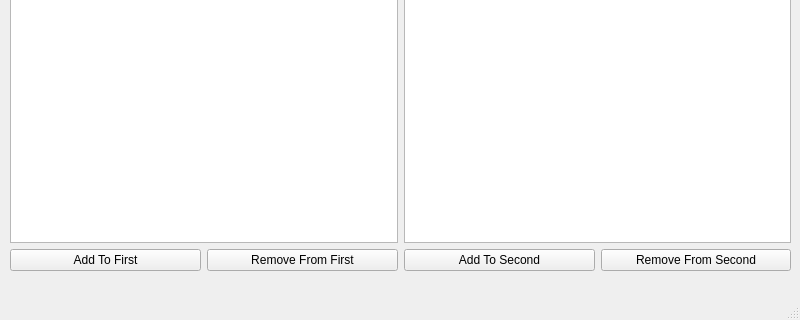
Kioma-dt/LR7_SEM2, file Queue/mainwindow.ui: the form before one commit; both pictures show x 0 to 800 and y 280 to 600 of the 800 by 600 pixel window.
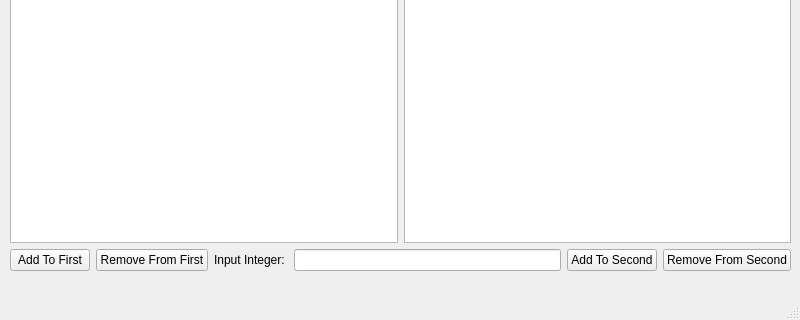
The form after the commit.

Diff of the .ui file:
```diff
--- a/Queue/mainwindow.ui
+++ b/Queue/mainwindow.ui
@@ -14,7 +14,7 @@
    <string>MainWindow</string>
   </property>
   <widget class="QWidget" name="centralwidget">
-   <widget class="QWidget" name="">
+   <widget class="QWidget" name="layoutWidget">
     <property name="geometry">
      <rect>
       <x>10</x>
@@ -137,6 +137,16 @@
            </item>
           </layout>
          </item>
+         <item>
+          <widget class="QLabel" name="label_3">
+           <property name="text">
+            <string>Input Integer: </string>
+           </property>
+          </widget>
+         </item>
+         <item>
+          <widget class="QLineEdit" name="textValue"/>
+         </item>
          <item>
           <layout class="QHBoxLayout" name="horizontalLayout_2">
            <item>
```
